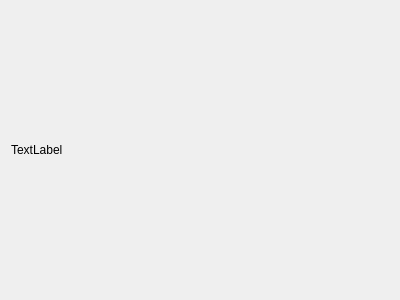
First picture: the form in slotwidget.ui, repository eventmusicmachine/emm-plugin-slots, before the edit.
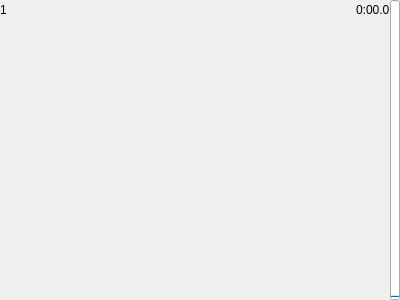
Second picture: the form after the edit. The open tabs and pages were chosen to show the change.

Commit message: Added elements to slot widget and added styling

The edit to the form file:
```diff
--- a/slotwidget.ui
+++ b/slotwidget.ui
@@ -13,12 +13,130 @@
   <property name="windowTitle">
    <string>Form</string>
   </property>
-  <layout class="QVBoxLayout" name="verticalLayout">
+  <layout class="QVBoxLayout" name="verticalLayout_2">
+   <property name="spacing">
+    <number>0</number>
+   </property>
+   <property name="leftMargin">
+    <number>0</number>
+   </property>
+   <property name="topMargin">
+    <number>0</number>
+   </property>
+   <property name="rightMargin">
+    <number>0</number>
+   </property>
+   <property name="bottomMargin">
+    <number>0</number>
+   </property>
    <item>
-    <widget class="QLabel" name="label">
-     <property name="text">
-      <string>TextLabel</string>
-     </property>
+    <widget class="QStackedWidget" name="stackedWidget">
+     <widget class="QWidget" name="emptyPage">
+      <layout class="QHBoxLayout" name="horizontalLayout_2">
+       <item>
+        <widget class="QLabel" name="emptyLabel">
+         <property name="text">
+          <string>No audio track loaded for this slot.</string>
+         </property>
+         <property name="alignment">
+          <set>Qt::AlignCenter</set>
+         </property>
+         <property name="wordWrap">
+          <bool>true</bool>
+         </property>
+        </widget>
+       </item>
+      </layout>
+     </widget>
+     <widget class="QWidget" name="playerPage">
+      <layout class="QHBoxLayout" name="playerLayout">
+       <property name="spacing">
+        <number>0</number>
+       </property>
+       <property name="leftMargin">
+        <number>0</number>
+       </property>
+       <property name="topMargin">
+        <number>0</number>
+       </property>
+       <property name="rightMargin">
+        <number>0</number>
+       </property>
+       <property name="bottomMargin">
+        <number>0</number>
+       </property>
+       <item>
+        <layout class="QVBoxLayout" name="playDataLayout" stretch="0,1">
+         <item>
+          <layout class="QHBoxLayout" name="playerTopLayout">
+           <item>
+            <widget class="QLabel" name="slotNumberLabel">
+             <property name="text">
+              <string notr="true">1</string>
+             </property>
+             <property name="alignment">
+              <set>Qt::AlignCenter</set>
+             </property>
+            </widget>
+           </item>
+           <item>
+            <spacer name="horizontalSpacer">
+             <property name="orientation">
+              <enum>Qt::Horizontal</enum>
+             </property>
+             <property name="sizeHint" stdset="0">
+              <size>
+               <width>40</width>
+               <height>20</height>
+              </size>
+             </property>
+            </spacer>
+           </item>
+           <item>
+            <widget class="QLabel" name="timeLabel">
+             <property name="text">
+              <string>0:00.0</string>
+             </property>
+            </widget>
+           </item>
+          </layout>
+         </item>
+         <item>
+          <widget class="QLabel" name="titleLabel">
+           <property name="text">
+            <string notr="true"/>
+           </property>
+           <property name="wordWrap">
+            <bool>true</bool>
+           </property>
+          </widget>
+         </item>
+        </layout>
+       </item>
+       <item>
+        <widget class="QProgressBar" name="progressBar">
+         <property name="minimumSize">
+          <size>
+           <width>10</width>
+           <height>0</height>
+          </size>
+         </property>
+         <property name="maximumSize">
+          <size>
+           <width>10</width>
+           <height>16777215</height>
+          </size>
+         </property>
+         <property name="textVisible">
+          <bool>false</bool>
+         </property>
+         <property name="orientation">
+          <enum>Qt::Vertical</enum>
+         </property>
+        </widget>
+       </item>
+      </layout>
+     </widget>
     </widget>
    </item>
   </layout>
```
The commit also changes 7 other files.
